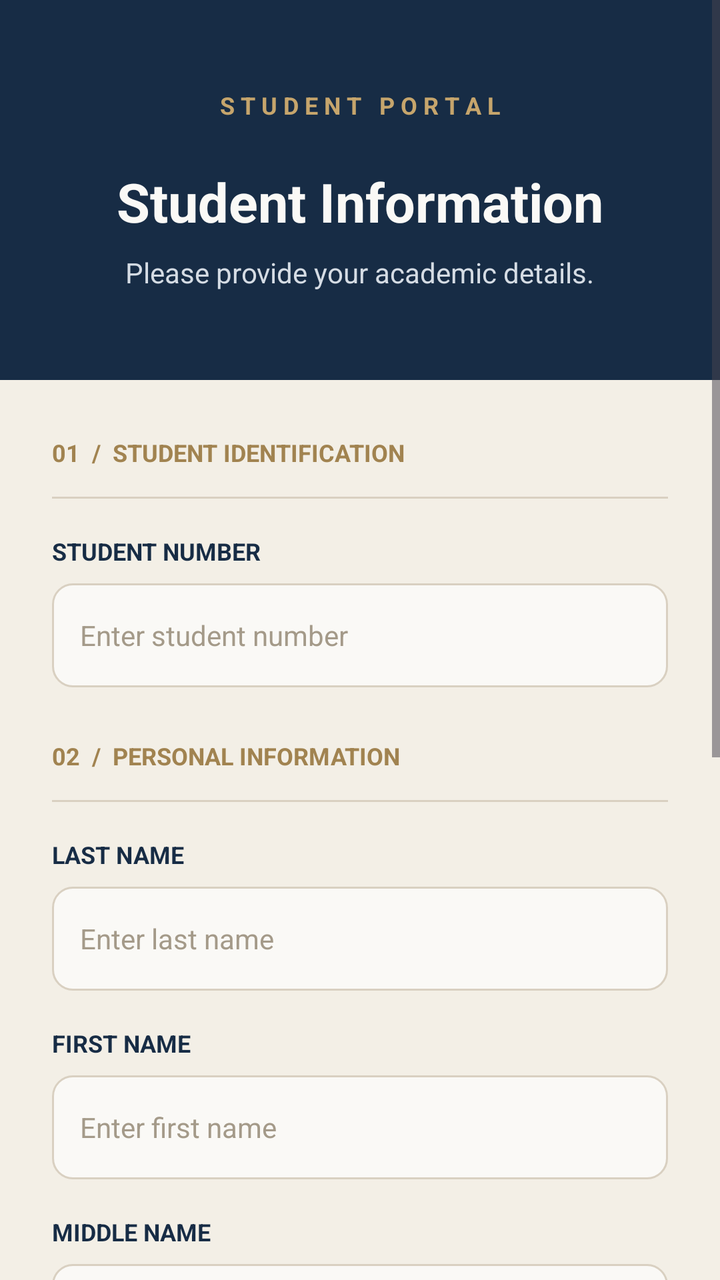
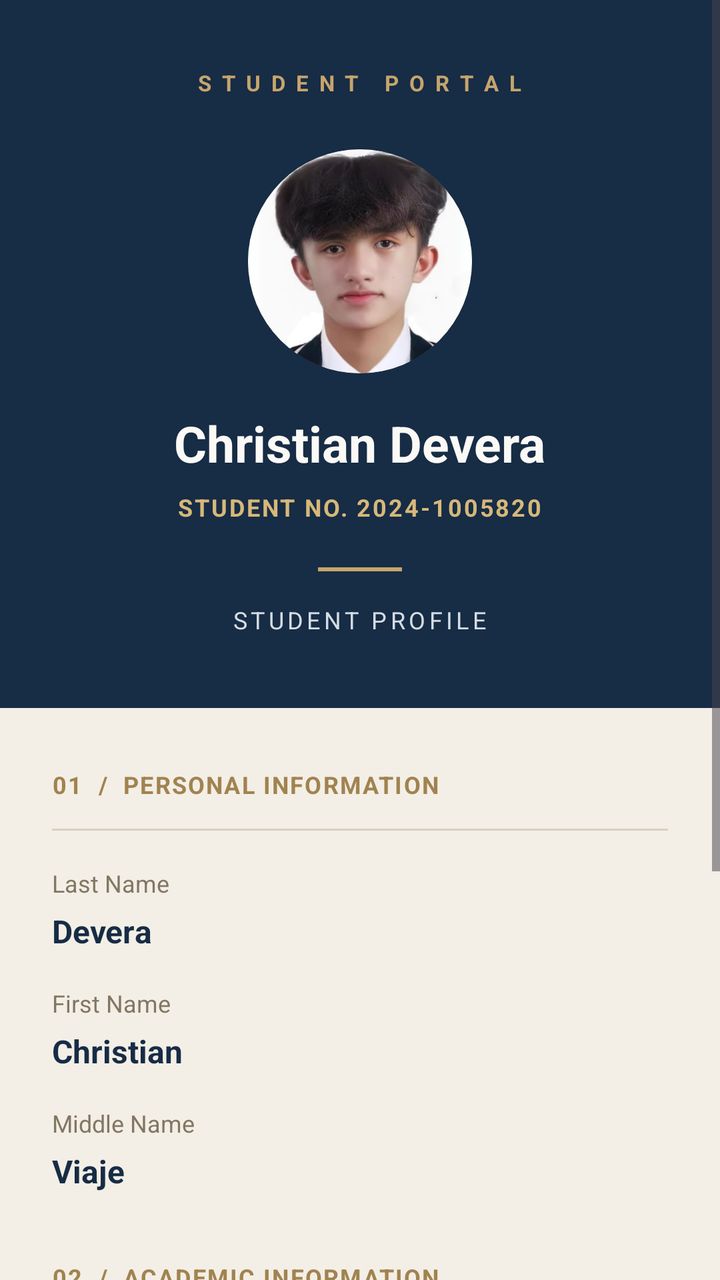

Before-and-after screenshots of an Android layout around one commit, followed by the original layout XML and the change that was made.
<!-- AndroidManifest.xml: application theme Theme.StudentLogin -->
<!-- res/layout/activity_student_profile.xml -->
<?xml version="1.0" encoding="utf-8"?>
<ScrollView xmlns:android="http://schemas.android.com/apk/res/android"
    android:id="@+id/main"
    android:layout_width="match_parent"
    android:layout_height="match_parent"
    android:background="#F3EFE6"
    android:fillViewport="true">

    <LinearLayout
        android:layout_width="match_parent"
        android:layout_height="wrap_content"
        android:orientation="vertical">

        <LinearLayout
            android:layout_width="match_parent"
            android:layout_height="190dp"
            android:background="#172C45"
            android:gravity="center"
            android:orientation="vertical"
            android:padding="24dp">

            <TextView
                android:layout_width="wrap_content"
                android:layout_height="wrap_content"
                android:text="S T U D E N T   P O R T A L"
                android:textColor="#C6A56C"
                android:textSize="12sp"
                android:textStyle="bold" />

            <TextView
                android:layout_width="wrap_content"
                android:layout_height="wrap_content"
                android:layout_marginTop="22dp"
                android:text="Student Information"
                android:textColor="#FAF9F6"
                android:textSize="27sp"
                android:textStyle="bold" />

            <TextView
                android:layout_width="wrap_content"
                android:layout_height="wrap_content"
                android:layout_marginTop="8dp"
                android:text="Please provide your academic details."
                android:textColor="#D5DCE4"
                android:textSize="14sp" />

        </LinearLayout>

        <LinearLayout
            android:layout_width="match_parent"
            android:layout_height="wrap_content"
            android:orientation="vertical"
            android:paddingStart="26dp"
            android:paddingEnd="26dp"
            android:paddingTop="28dp"
            android:paddingBottom="32dp">

            <TextView
                android:layout_width="wrap_content"
                android:layout_height="wrap_content"
                android:text="01  /  STUDENT IDENTIFICATION"
                android:textColor="#A18350"
                android:textSize="12sp"
                android:textStyle="bold" />

            <View
                android:layout_width="match_parent"
                android:layout_height="1dp"
                android:layout_marginTop="14dp"
                android:layout_marginBottom="18dp"
                android:background="#D9D0C1" />

            <TextView
                android:layout_width="wrap_content"
                android:layout_height="wrap_content"
                android:text="STUDENT NUMBER"
                android:textColor="#172C45"
                android:textSize="12sp"
                android:textStyle="bold" />

            <EditText
                android:id="@+id/etStudentNumber"
                android:layout_width="match_parent"
                android:layout_height="52dp"
                android:layout_marginTop="8dp"
                android:layout_marginBottom="26dp"
                android:background="@drawable/input_background"
                android:hint="Enter student number"
                android:inputType="text"
                android:paddingStart="14dp"
                android:paddingEnd="14dp"
                android:textColor="#172C45"
                android:textColorHint="#A49A89"
                android:textSize="14sp" />

            <TextView
                android:layout_width="wrap_content"
                android:layout_height="wrap_content"
                android:text="02  /  PERSONAL INFORMATION"
                android:textColor="#A18350"
                android:textSize="12sp"
                android:textStyle="bold" />

            <View
                android:layout_width="match_parent"
                android:layout_height="1dp"
                android:layout_marginTop="14dp"
                android:layout_marginBottom="18dp"
                android:background="#D9D0C1" />

            <TextView
                android:layout_width="wrap_content"
                android:layout_height="wrap_content"
                android:text="LAST NAME"
                android:textColor="#172C45"
                android:textSize="12sp"
                android:textStyle="bold" />

            <EditText
                android:id="@+id/etLastName"
                android:layout_width="match_parent"
                android:layout_height="52dp"
                android:layout_marginTop="8dp"
                android:layout_marginBottom="18dp"
                android:background="@drawable/input_background"
                android:hint="Enter last name"
                android:inputType="textCapWords"
                android:paddingStart="14dp"
                android:paddingEnd="14dp"
                android:textColor="#172C45"
                android:textColorHint="#A49A89"
                android:textSize="14sp" />

            <TextView
                android:layout_width="wrap_content"
                android:layout_height="wrap_content"
                android:text="FIRST NAME"
                android:textColor="#172C45"
                android:textSize="12sp"
                android:textStyle="bold" />

            <EditText
                android:id="@+id/etFirstName"
                android:layout_width="match_parent"
                android:layout_height="52dp"
                android:layout_marginTop="8dp"
                android:layout_marginBottom="18dp"
                android:background="@drawable/input_background"
                android:hint="Enter first name"
                android:inputType="textCapWords"
                android:paddingStart="14dp"
                android:paddingEnd="14dp"
                android:textColor="#172C45"
                android:textColorHint="#A49A89"
                android:textSize="14sp" />

            <TextView
                android:layout_width="wrap_content"
                android:layout_height="wrap_content"
                android:text="MIDDLE NAME"
                android:textColor="#172C45"
                android:textSize="12sp"
                android:textStyle="bold" />

            <EditText
                android:id="@+id/etMiddleName"
                android:layout_width="match_parent"
                android:layout_height="52dp"
                android:layout_marginTop="8dp"
                android:layout_marginBottom="26dp"
                android:background="@drawable/input_background"
                android:hint="Enter middle name"
                android:inputType="textCapWords"
                android:paddingStart="14dp"
                android:paddingEnd="14dp"
                android:textColor="#172C45"
                android:textColorHint="#A49A89"
                android:textSize="14sp" />

            <TextView
                android:layout_width="wrap_content"
                android:layout_height="wrap_content"
                android:text="03  /  ACADEMIC INFORMATION"
                android:textColor="#A18350"
                android:textSize="12sp"
                android:textStyle="bold" />

            <View
                android:layout_width="match_parent"
                android:layout_height="1dp"
                android:layout_marginTop="14dp"
                android:layout_marginBottom="18dp"
                android:background="#D9D0C1" />

            <TextView
                android:layout_width="wrap_content"
                android:layout_height="wrap_content"
                android:text="PROGRAM"
                android:textColor="#172C45"
                android:textSize="12sp"
                android:textStyle="bold" />

            <Spinner
                android:id="@+id/spinnerProgram"
                android:layout_width="match_parent"
                android:layout_height="52dp"
                android:layout_marginTop="8dp"
                android:layout_marginBottom="18dp"
                android:background="@drawable/input_background"
                android:paddingStart="10dp"
                android:paddingEnd="10dp" />

            <TextView
                android:layout_width="wrap_content"
                android:layout_height="wrap_content"
                android:text="YEAR LEVEL"
                android:textColor="#172C45"
                android:textSize="12sp"
                android:textStyle="bold" />

            <Spinner
                android:id="@+id/spinnerYearLevel"
                android:layout_width="match_parent"
                android:layout_height="52dp"
                android:layout_marginTop="8dp"
                android:layout_marginBottom="30dp"
                android:background="@drawable/input_background"
                android:paddingStart="10dp"
                android:paddingEnd="10dp" />

            <Button
                android:id="@+id/btnLogout"
                android:layout_width="match_parent"
                android:layout_height="54dp"
                android:backgroundTint="#172C45"
                android:text="LOG OUT"
                android:textColor="#E2C58F"
                android:textSize="13sp"
                android:textStyle="bold" />

            <TextView
                android:layout_width="match_parent"
                android:layout_height="wrap_content"
                android:layout_marginTop="22dp"
                android:gravity="center"
                android:text="ACADEMIC SERVICES  •  STUDENT PORTAL"
                android:textColor="#A49A89"
                android:textSize="10sp" />

        </LinearLayout>

    </LinearLayout>
</ScrollView>
<!-- resources referenced by this layout -->
<resources>
  <!-- drawable input_background (drawable) -->
  <?xml version="1.0" encoding="utf-8"?>
  <shape xmlns:android="http://schemas.android.com/apk/res/android">
      <solid android:color="#FAF9F6" />
      <corners android:radius="10dp" />
      <stroke
          android:width="1dp"
          android:color="#D9D0C1" />
  </shape>
  <style name="Theme.StudentLogin" parent="Base.Theme.StudentLogin" />
  <style name="Base.Theme.StudentLogin" parent="Theme.Material3.DayNight.NoActionBar">
          
          
      </style>
</resources>

<!-- the commit's change to res/layout/activity_student_profile.xml (unified diff, before → after) -->
@@ -1,6 +1,5 @@
 <?xml version="1.0" encoding="utf-8"?>
 <ScrollView xmlns:android="http://schemas.android.com/apk/res/android"
-    android:id="@+id/main"
     android:layout_width="match_parent"
     android:layout_height="match_parent"
     android:background="#F3EFE6"
@@ -13,36 +12,70 @@
 
         <LinearLayout
             android:layout_width="match_parent"
-            android:layout_height="190dp"
+            android:layout_height="wrap_content"
             android:background="#172C45"
             android:gravity="center"
             android:orientation="vertical"
-            android:padding="24dp">
+            android:paddingTop="34dp"
+            android:paddingBottom="36dp"
+            android:paddingStart="24dp"
+            android:paddingEnd="24dp">
 
             <TextView
                 android:layout_width="wrap_content"
                 android:layout_height="wrap_content"
                 android:text="S T U D E N T   P O R T A L"
                 android:textColor="#C6A56C"
-                android:textSize="12sp"
-                android:textStyle="bold" />
-
-            <TextView
-                android:layout_width="wrap_content"
-                android:layout_height="wrap_content"
+                android:textSize="11sp"
+                android:textStyle="bold"
+                android:letterSpacing="0.12" />
+
+            <ImageView
+                android:id="@+id/imgStudent"
+                android:layout_width="112dp"
+                android:layout_height="112dp"
+                android:layout_marginTop="26dp"
+                android:background="@drawable/profile_image_background"
+                android:clipToOutline="true"
+                android:contentDescription="Student profile photo"
+                android:scaleType="centerCrop"
+                android:src="@drawable/student_photo" />
+
+            <TextView
+                android:id="@+id/tvStudentName"
+                android:layout_width="wrap_content"
+                android:layout_height="wrap_content"
+                android:layout_marginTop="18dp"
+                android:text="Christian Devera"
+                android:textColor="#FAF9F6"
+                android:textSize="25sp"
+                android:textStyle="bold" />
+
+            <TextView
+                android:id="@+id/tvStudentNumber"
+                android:layout_width="wrap_content"
+                android:layout_height="wrap_content"
+                android:layout_marginTop="7dp"
+                android:text="STUDENT NO. 2024-1005820"
+                android:textColor="#D6B879"
+                android:textSize="12sp"
+                android:textStyle="bold"
+                android:letterSpacing="0.08" />
+
+            <View
+                android:layout_width="42dp"
+                android:layout_height="2dp"
                 android:layout_marginTop="22dp"
-                android:text="Student Information"
-                android:textColor="#FAF9F6"
-                android:textSize="27sp"
-                android:textStyle="bold" />
-
-            <TextView
-                android:layout_width="wrap_content"
-                android:layout_height="wrap_content"
-                android:layout_marginTop="8dp"
-                android:text="Please provide your academic details."
+                android:background="#C6A56C" />
+
+            <TextView
+                android:layout_width="wrap_content"
+                android:layout_height="wrap_content"
+                android:layout_marginTop="16dp"
+                android:text="STUDENT PROFILE"
                 android:textColor="#D5DCE4"
-                android:textSize="14sp" />
+                android:textSize="12sp"
+                android:letterSpacing="0.15" />
 
         </LinearLayout>
 
@@ -52,202 +85,156 @@
             android:orientation="vertical"
             android:paddingStart="26dp"
             android:paddingEnd="26dp"
-            android:paddingTop="28dp"
+            android:paddingTop="30dp"
             android:paddingBottom="32dp">
 
             <TextView
                 android:layout_width="wrap_content"
                 android:layout_height="wrap_content"
-                android:text="01  /  STUDENT IDENTIFICATION"
+                android:text="01  /  PERSONAL INFORMATION"
                 android:textColor="#A18350"
                 android:textSize="12sp"
-                android:textStyle="bold" />
+                android:textStyle="bold"
+                android:letterSpacing="0.06" />
 
             <View
                 android:layout_width="match_parent"
                 android:layout_height="1dp"
                 android:layout_marginTop="14dp"
-                android:layout_marginBottom="18dp"
                 android:background="#D9D0C1" />
 
             <TextView
                 android:layout_width="wrap_content"
                 android:layout_height="wrap_content"
-                android:text="STUDENT NUMBER"
-                android:textColor="#172C45"
-                android:textSize="12sp"
-                android:textStyle="bold" />
-
-            <EditText
-                android:id="@+id/etStudentNumber"
-                android:layout_width="match_parent"
-                android:layout_height="52dp"
-                android:layout_marginTop="8dp"
-                android:layout_marginBottom="26dp"
-                android:background="@drawable/input_background"
-                android:hint="Enter student number"
-                android:inputType="text"
-                android:paddingStart="14dp"
-                android:paddingEnd="14dp"
-                android:textColor="#172C45"
-                android:textColorHint="#A49A89"
-                android:textSize="14sp" />
-
-            <TextView
-                android:layout_width="wrap_content"
-                android:layout_height="wrap_content"
-                android:text="02  /  PERSONAL INFORMATION"
+                android:layout_marginTop="18dp"
+                android:text="Last Name"
+                android:textColor="#827763"
+                android:textSize="12sp" />
+
+            <TextView
+                android:id="@+id/tvLastName"
+                android:layout_width="match_parent"
+                android:layout_height="wrap_content"
+                android:layout_marginTop="5dp"
+                android:text="Devera"
+                android:textColor="#172C45"
+                android:textSize="16sp"
+                android:textStyle="bold" />
+
+            <TextView
+                android:layout_width="wrap_content"
+                android:layout_height="wrap_content"
+                android:layout_marginTop="17dp"
+                android:text="First Name"
+                android:textColor="#827763"
+                android:textSize="12sp" />
+
+            <TextView
+                android:id="@+id/tvFirstName"
+                android:layout_width="match_parent"
+                android:layout_height="wrap_content"
+                android:layout_marginTop="5dp"
+                android:text="Christian"
+                android:textColor="#172C45"
+                android:textSize="16sp"
+                android:textStyle="bold" />
+
+            <TextView
+                android:layout_width="wrap_content"
+                android:layout_height="wrap_content"
+                android:layout_marginTop="17dp"
+                android:text="Middle Name"
+                android:textColor="#827763"
+                android:textSize="12sp" />
+
+            <TextView
+                android:id="@+id/tvMiddleName"
+                android:layout_width="match_parent"
+                android:layout_height="wrap_content"
+                android:layout_marginTop="5dp"
+                android:text="Viaje"
+                android:textColor="#172C45"
+                android:textSize="16sp"
+                android:textStyle="bold" />
+
+            
+            <TextView
+                android:layout_width="wrap_content"
+                android:layout_height="wrap_content"
+                android:layout_marginTop="34dp"
+                android:text="02  /  ACADEMIC INFORMATION"
                 android:textColor="#A18350"
                 android:textSize="12sp"
-                android:textStyle="bold" />
+                android:textStyle="bold"
+                android:letterSpacing="0.06" />
 
             <View
                 android:layout_width="match_parent"
                 android:layout_height="1dp"
                 android:layout_marginTop="14dp"
-                android:layout_marginBottom="18dp"
                 android:background="#D9D0C1" />
 
             <TextView
                 android:layout_width="wrap_content"
                 android:layout_height="wrap_content"
-                android:text="LAST NAME"
-                android:textColor="#172C45"
-                android:textSize="12sp"
-                android:textStyle="bold" />
-
-            <EditText
-                android:id="@+id/etLastName"
-                android:layout_width="match_parent"
-                android:layout_height="52dp"
-                android:layout_marginTop="8dp"
-                android:layout_marginBottom="18dp"
-                android:background="@drawable/input_background"
-                android:hint="Enter last name"
-                android:inputType="textCapWords"
-                android:paddingStart="14dp"
-                android:paddingEnd="14dp"
-                android:textColor="#172C45"
-                android:textColorHint="#A49A89"
-                android:textSize="14sp" />
-
-            <TextView
-                android:layout_width="wrap_content"
-                android:layout_height="wrap_content"
-                android:text="FIRST NAME"
-                android:textColor="#172C45"
-                android:textSize="12sp"
-                android:textStyle="bold" />
-
-            <EditText
-                android:id="@+id/etFirstName"
-                android:layout_width="match_parent"
-                android:layout_height="52dp"
-                android:layout_marginTop="8dp"
-                android:layout_marginBottom="18dp"
-                android:background="@drawable/input_background"
-                android:hint="Enter first name"
-                android:inputType="textCapWords"
-                android:paddingStart="14dp"
-                android:paddingEnd="14dp"
-                android:textColor="#172C45"
-                android:textColorHint="#A49A89"
-                android:textSize="14sp" />
-
-            <TextView
-                android:layout_width="wrap_content"
-                android:layout_height="wrap_content"
-                android:text="MIDDLE NAME"
-                android:textColor="#172C45"
-                android:textSize="12sp"
-                android:textStyle="bold" />
-
-            <EditText
-                android:id="@+id/etMiddleName"
-                android:layout_width="match_parent"
-                android:layout_height="52dp"
-                android:layout_marginTop="8dp"
-                android:layout_marginBottom="26dp"
-                android:background="@drawable/input_background"
-                android:hint="Enter middle name"
-                android:inputType="textCapWords"
-                android:paddingStart="14dp"
-                android:paddingEnd="14dp"
-                android:textColor="#172C45"
-                android:textColorHint="#A49A89"
-                android:textSize="14sp" />
-
-            <TextView
-                android:layout_width="wrap_content"
-                android:layout_height="wrap_content"
-                android:text="03  /  ACADEMIC INFORMATION"
-                android:textColor="#A18350"
-                android:textSize="12sp"
-                android:textStyle="bold" />
-
-            <View
-                android:layout_width="match_parent"
-                android:layout_height="1dp"
-                android:layout_marginTop="14dp"
-                android:layout_marginBottom="18dp"
-                android:background="#D9D0C1" />
-
-            <TextView
-                android:layout_width="wrap_content"
-                android:layout_height="wrap_content"
-                android:text="PROGRAM"
-                android:textColor="#172C45"
-                android:textSize="12sp"
-                android:textStyle="bold" />
-
-            <Spinner
-                android:id="@+id/spinnerProgram"
-                android:layout_width="match_parent"
-                android:layout_height="52dp"
-                android:layout_marginTop="8dp"
-                android:layout_marginBottom="18dp"
-                android:background="@drawable/input_background"
-                android:paddingStart="10dp"
-                android:paddingEnd="10dp" />
-
-            <TextView
-                android:layout_width="wrap_content"
-                android:layout_height="wrap_content"
-                android:text="YEAR LEVEL"
-                android:textColor="#172C45"
-                android:textSize="12sp"
-                android:textStyle="bold" />
-
-            <Spinner
-                android:id="@+id/spinnerYearLevel"
-                android:layout_width="match_parent"
-                android:layout_height="52dp"
-                android:layout_marginTop="8dp"
-                android:layout_marginBottom="30dp"
-                android:background="@drawable/input_background"
-                android:paddingStart="10dp"
-                android:paddingEnd="10dp" />
-
+                android:layout_marginTop="18dp"
+                android:text="Program"
+                android:textColor="#827763"
+                android:textSize="12sp" />
+
+            <TextView
+                android:id="@+id/tvProgram"
+                android:layout_width="match_parent"
+                android:layout_height="wrap_content"
+                android:layout_marginTop="5dp"
+                android:text="BSCS - Machine Learning"
+                android:textColor="#172C45"
+                android:textSize="16sp"
+                android:textStyle="bold" />
+
+            <TextView
+                android:layout_width="wrap_content"
+                android:layout_height="wrap_content"
+                android:layout_marginTop="17dp"
+                android:text="Year Level"
+                android:textColor="#827763"
+                android:textSize="12sp" />
+
+            <TextView
+                android:id="@+id/tvYearLevel"
+                android:layout_width="match_parent"
+                android:layout_height="wrap_content"
+                android:layout_marginTop="5dp"
+                android:text="3rd Year"
+                android:textColor="#172C45"
+                android:textSize="16sp"
+                android:textStyle="bold" />
+
+            
             <Button
                 android:id="@+id/btnLogout"
                 android:layout_width="match_parent"
                 android:layout_height="54dp"
+                android:layout_marginTop="38dp"
                 android:backgroundTint="#172C45"
                 android:text="LOG OUT"
                 android:textColor="#E2C58F"
                 android:textSize="13sp"
-                android:textStyle="bold" />
-
-            <TextView
-                android:layout_width="match_parent"
-                android:layout_height="wrap_content"
-                android:layout_marginTop="22dp"
+                android:textStyle="bold"
+                android:letterSpacing="0.08" />
+
+            <TextView
+                android:layout_width="match_parent"
+                android:layout_height="wrap_content"
+                android:layout_marginTop="20dp"
                 android:gravity="center"
                 android:text="ACADEMIC SERVICES  •  STUDENT PORTAL"
                 android:textColor="#A49A89"
-                android:textSize="10sp" />
+                android:textSize="10sp"
+                android:letterSpacing="0.06" />
 
         </LinearLayout>
 
     </LinearLayout>
+
 </ScrollView>
<!-- resource entries referenced after the edit -->
@@ -1,14 +1,15 @@
 <!-- resources referenced by this layout -->
 <resources>
-  <!-- drawable input_background (drawable) -->
+  <!-- drawable profile_image_background (drawable) -->
   <?xml version="1.0" encoding="utf-8"?>
-  <shape xmlns:android="http://schemas.android.com/apk/res/android">
-      <solid android:color="#FAF9F6" />
-      <corners android:radius="10dp" />
+  <shape xmlns:android="http://schemas.android.com/apk/res/android"
+      android:shape="oval">
+      <solid android:color="#C6A56C" />
       <stroke
-          android:width="1dp"
-          android:color="#D9D0C1" />
+          android:width="3dp"
+          android:color="#C6A56C" />
   </shape>
+  <!-- drawable student_photo: jpg bitmap (drawable, 24836 bytes) -->
   <style name="Theme.StudentLogin" parent="Base.Theme.StudentLogin" />
   <style name="Base.Theme.StudentLogin" parent="Theme.Material3.DayNight.NoActionBar">
           
